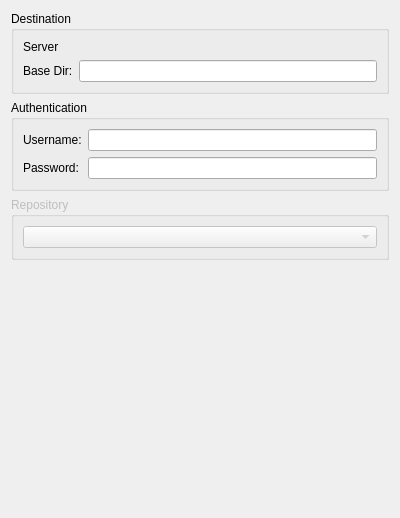
Old version of the form plugins/reviewboard/reviewpatch.ui in the repository KDE/kdevelop.
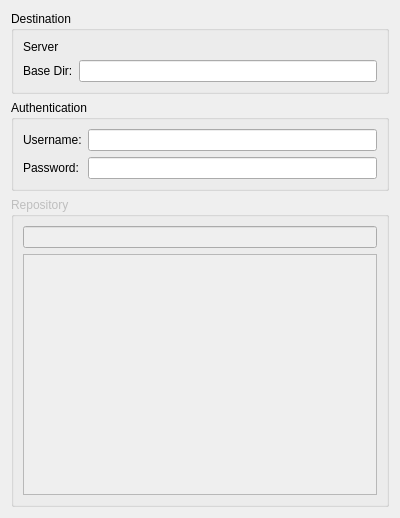
New version of the form. Custom widgets are drawn as their Qt base class.

Commit message:
Replacing Repositories QComboBox by Filtered QListWidget
Eases searching for a project when submitting a patch
GUI: Reviewboard plugin now uses a Filtered QListWidget to show projects

```diff
--- a/plugins/reviewboard/reviewpatch.ui
+++ b/plugins/reviewboard/reviewpatch.ui
@@ -94,37 +94,36 @@
      </property>
      <layout class="QVBoxLayout" name="verticalLayout_2">
       <item>
-       <widget class="QComboBox" name="repositories"/>
+       <widget class="KListWidgetSearchLine" name="repositoriesFilter">
+        <property name="clickMessage">
+         <string>Filter repositories</string>
+        </property>
+       </widget>
+      </item>
+      <item>
+       <widget class="QListWidget" name="repositories"/>
       </item>
      </layout>
     </widget>
    </item>
-   <item>
-    <spacer name="verticalSpacer">
-     <property name="orientation">
-      <enum>Qt::Vertical</enum>
-     </property>
-     <property name="sizeHint" stdset="0">
-      <size>
-       <width>20</width>
-       <height>40</height>
-      </size>
-     </property>
-    </spacer>
-   </item>
   </layout>
  </widget>
  <customwidgets>
+  <customwidget>
+   <class>KListWidgetSearchLine</class>
+   <extends>QLineEdit</extends>
+   <header>klistwidgetsearchline.h</header>
+  </customwidget>
+  <customwidget>
+   <class>KLineEdit</class>
+   <extends>QLineEdit</extends>
+   <header>klineedit.h</header>
+  </customwidget>
   <customwidget>
    <class>KUrlRequester</class>
    <extends>QFrame</extends>
    <header>kurlrequester.h</header>
   </customwidget>
-  <customwidget>
-   <class>KLineEdit</class>
-   <extends>QLineEdit</extends>
-   <header>klineedit.h</header>
-  </customwidget>
  </customwidgets>
  <resources/>
  <connections/>
```
The commit also changes 1 other file.
